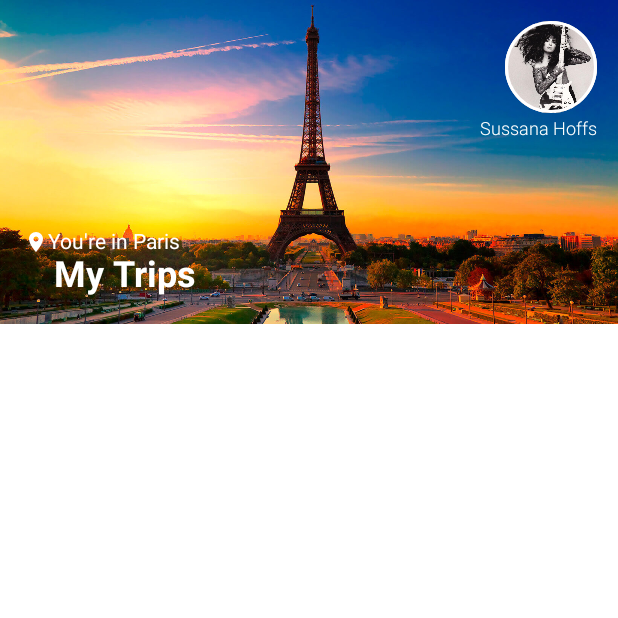
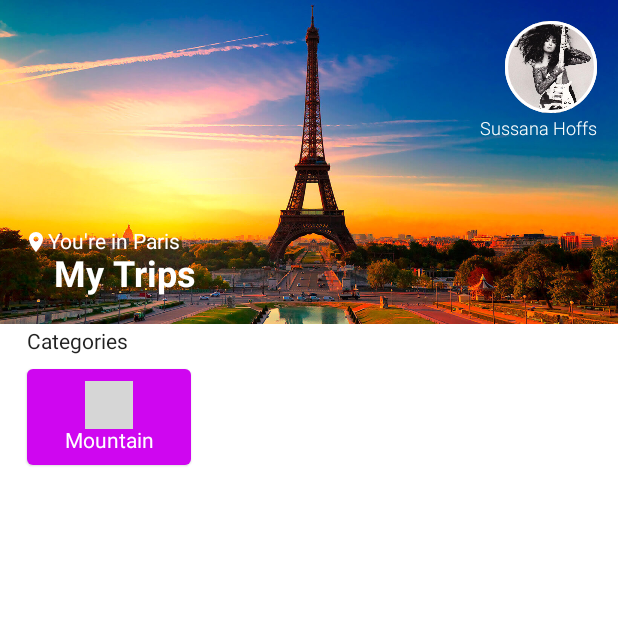
Before and after one commit to MatheusAlves099/TripRoomActivity, an Android app built with Jetpack Compose: the screen it shows after launch (HomeActivity), on a phone screen of 412 x 824 dp, the top half of it. Run offline under Robolectric (Android 15) with nearby library versions, the phone set to English and light mode, and no system bars; grey boxes are pictures that could not be loaded.

Commit message:
terceira tela em andamento

```diff
--- a/app/src/main/java/br/senai/sp/jandira/activelogintriproom/HomeActivity.kt
+++ b/app/src/main/java/br/senai/sp/jandira/activelogintriproom/HomeActivity.kt
@@ -9,10 +9,7 @@ import androidx.compose.foundation.Image
 import androidx.compose.foundation.layout.*
 import androidx.compose.foundation.shape.CircleShape
 import androidx.compose.foundation.shape.RoundedCornerShape
-import androidx.compose.material.Icon
-import androidx.compose.material.MaterialTheme
-import androidx.compose.material.Surface
-import androidx.compose.material.Text
+import androidx.compose.material.*
 import androidx.compose.runtime.Composable
 import androidx.compose.ui.Alignment
 import androidx.compose.ui.Modifier
@@ -44,10 +41,13 @@ fun HomeScreen() {
         modifier = Modifier
             .fillMaxSize(),
     ) {
+
+        Column(modifier = Modifier.fillMaxSize())
+        {
             Box(
                 modifier = Modifier
                     .fillMaxWidth()
-                .height(300.dp)
+                    .height(220.dp)
             ) {
                 Image(
                     painter = painterResource(id = R.drawable.background_image),
@@ -58,18 +58,24 @@ fun HomeScreen() {
                     modifier = Modifier.height(197.dp),
                     verticalArrangement = Arrangement.Bottom
                 ) {
-                Row(modifier = Modifier.padding(horizontal = 16.dp), verticalAlignment = Alignment.CenterVertically) {
-                    Icon(painter = painterResource(id = R.drawable.local_icon),
+                    Row(
+                        modifier = Modifier.padding(horizontal = 16.dp),
+                        verticalAlignment = Alignment.CenterVertically
+                    ) {
+                        Icon(
+                            painter = painterResource(id = R.drawable.local_icon),
                             contentDescription = null,
                             modifier = Modifier.size(16.dp),
                             tint = Color.White
                         )
-                    Text(text = "You're in Paris",
+                        Text(
+                            text = "You're in Paris",
                             fontSize = 14.sp,
                             color = Color.White
                         )
                     }
-                Text(text = "My Trips",
+                    Text(
+                        text = "My Trips",
                         fontSize = 24.sp,
                         color = Color.White,
                         fontWeight = FontWeight.Bold,
@@ -87,18 +93,58 @@ fun HomeScreen() {
                         shape = CircleShape,
                         border = BorderStroke(2.dp, color = Color.White)
                     ) {
-                    Image(painter = painterResource(id = R.drawable.susanna_profile),
+                        Image(
+                            painter = painterResource(id = R.drawable.susanna_profile),
                             contentDescription = "",
                             modifier = Modifier.size(61.dp)
                         )
                     }
-
-                Text(text = "Sussana Hoffs",
+                    Text(
+                        text = "Sussana Hoffs",
                         fontSize = 12.sp,
                         color = Color.White,
                         fontWeight = FontWeight.Light
                     )
                 }
             }
+            Column(
+                modifier = Modifier
+                    .fillMaxSize()
+                    .padding(start = 18.dp)
+            ) {
+                Text(
+                    text = "Categories",
+                    fontSize = 14.sp
+                )
+
+                Spacer(modifier = Modifier.height(10.dp))
+
+                Row(modifier = Modifier.fillMaxWidth()) {
+                    Card(
+                        modifier = Modifier
+                            .width(109.dp)
+                            .height(64.dp),
+                        backgroundColor = Color(207, 6, 240, 255)
+                    ){
+                        Column(
+                            modifier = Modifier.fillMaxSize(),
+                            horizontalAlignment = Alignment.CenterHorizontally,
+                            verticalArrangement = Arrangement.Center
+                        ) {
+                            Image(
+                                painter = painterResource(id = R.drawable.mountains),
+                                contentDescription = "",
+                                modifier = Modifier.size(32.dp)
+                                )
+                            Text(
+                                text = "Mountain",
+                                color = Color.White,
+                                fontSize = 14.sp
+                            )
                         }
                     }
+                }
+            }
+        }
+    }
+}
```
Also changed, not shown: app/src/main/java/br/senai/sp/jandira/activelogintriproom/dao/repository/CategoriesRepository.kt (added, +32 -0 lines), app/src/main/java/br/senai/sp/jandira/activelogintriproom/model/Categories.kt (added, +11 -0 lines). Lines whose indentation alone changed are shown as unchanged.
